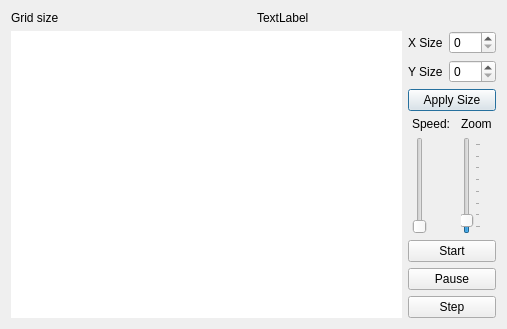
Before: the Qt Designer form dialog.ui in solidconcrete/ConwaysGameOfLifeOld, drawn with Qt 5.
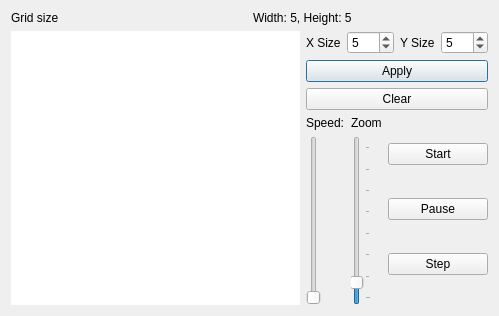
After: the same form once the commit is applied.

```diff
--- a/dialog.ui
+++ b/dialog.ui
@@ -6,8 +6,8 @@
    <rect>
     <x>0</x>
     <y>0</y>
-    <width>507</width>
-    <height>329</height>
+    <width>499</width>
+    <height>316</height>
    </rect>
   </property>
   <property name="minimumSize">
@@ -32,14 +32,14 @@
      <item>
       <widget class="QLabel" name="sizeLabel">
        <property name="text">
-        <string>TextLabel</string>
+        <string>Width: 5, Height: 5</string>
        </property>
       </widget>
      </item>
     </layout>
    </item>
    <item row="1" column="0">
-    <layout class="QHBoxLayout" name="horizontalLayout_4">
+    <layout class="QHBoxLayout" name="horizontalLayout_8">
      <item>
       <widget class="QTableView" name="tableView">
        <property name="minimumSize">
@@ -61,7 +61,7 @@
         <bool>false</bool>
        </attribute>
        <attribute name="horizontalHeaderMinimumSectionSize">
-        <number>5</number>
+        <number>3</number>
        </attribute>
        <attribute name="horizontalHeaderDefaultSectionSize">
         <number>20</number>
@@ -70,7 +70,7 @@
         <bool>false</bool>
        </attribute>
        <attribute name="verticalHeaderMinimumSectionSize">
-        <number>5</number>
+        <number>3</number>
        </attribute>
        <attribute name="verticalHeaderDefaultSectionSize">
         <number>20</number>
@@ -78,10 +78,12 @@
       </widget>
      </item>
      <item>
-      <layout class="QVBoxLayout" name="verticalLayout_4">
+      <layout class="QVBoxLayout" name="verticalLayout_7">
        <item>
         <layout class="QVBoxLayout" name="verticalLayout_2">
          <item>
+          <layout class="QHBoxLayout" name="horizontalLayout_4">
+           <item>
           <layout class="QHBoxLayout" name="horizontalLayout_2">
            <item>
             <widget class="QLabel" name="label_3">
@@ -92,9 +94,15 @@
            </item>
            <item>
             <widget class="QSpinBox" name="XspinBox">
+               <property name="minimum">
+                <number>1</number>
+               </property>
              <property name="maximum">
               <number>500</number>
              </property>
+               <property name="value">
+                <number>5</number>
+               </property>
             </widget>
            </item>
           </layout>
@@ -110,22 +118,43 @@
            </item>
            <item>
             <widget class="QSpinBox" name="YspinBox">
+               <property name="minimum">
+                <number>1</number>
+               </property>
              <property name="maximum">
               <number>500</number>
              </property>
+               <property name="value">
+                <number>5</number>
+               </property>
             </widget>
            </item>
           </layout>
          </item>
+          </layout>
+         </item>
+         <item>
+          <layout class="QHBoxLayout" name="horizontalLayout_6">
          <item>
           <widget class="QPushButton" name="SizePushButton">
            <property name="text">
-            <string>Apply Size</string>
+              <string>Apply</string>
            </property>
           </widget>
          </item>
         </layout>
        </item>
+        </layout>
+       </item>
+       <item>
+        <widget class="QPushButton" name="clearButton">
+         <property name="text">
+          <string>Clear</string>
+         </property>
+        </widget>
+       </item>
+       <item>
+        <layout class="QHBoxLayout" name="horizontalLayout_7">
        <item>
         <layout class="QVBoxLayout" name="verticalLayout">
          <item>
@@ -178,7 +207,7 @@
              <item>
               <widget class="QSlider" name="cellSizeSlider">
                <property name="minimum">
-                <number>5</number>
+                  <number>3</number>
                </property>
                <property name="maximum">
                 <number>75</number>
@@ -207,7 +236,7 @@
         </layout>
        </item>
        <item>
-        <layout class="QVBoxLayout" name="verticalLayout_3">
+          <layout class="QVBoxLayout" name="verticalLayout_4">
          <item>
           <widget class="QPushButton" name="startButton">
            <property name="text">
@@ -236,6 +265,8 @@
     </layout>
    </item>
   </layout>
+   </item>
+  </layout>
  </widget>
  <resources/>
  <connections/>
```
Left out of the diff: 12 changed lines with no effect on the pictures. Lines whose indentation alone changed are shown as unchanged.
